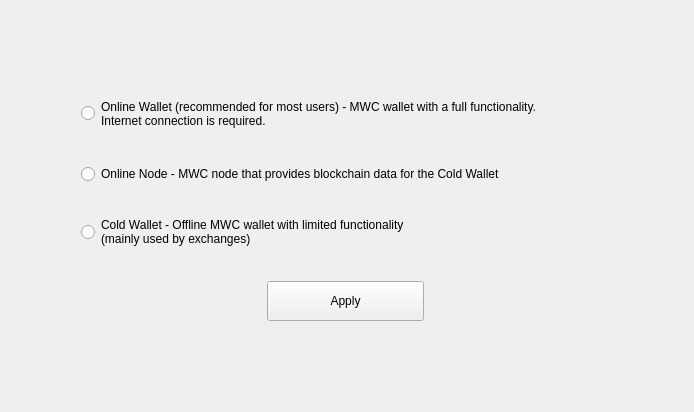
0xkobe/mwc-wallet, file windows/y_selectmode.ui: the form before one commit.
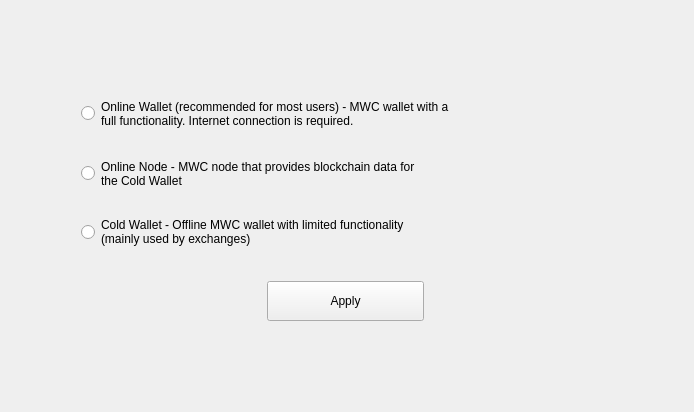
The form after the commit. Custom widgets are drawn as their Qt base class.

Diff of the .ui file:
```diff
--- a/windows/y_selectmode.ui
+++ b/windows/y_selectmode.ui
@@ -72,8 +72,8 @@
          <enum>Qt::StrongFocus</enum>
         </property>
         <property name="text">
-         <string>Online Wallet (recommended for most users) - MWC wallet with a full functionality.
-Internet connection is required.</string>
+         <string>Online Wallet (recommended for most users) - MWC wallet with a
+full functionality. Internet connection is required.</string>
         </property>
        </widget>
        <widget class="QRadioButton" name="radioColdWallet">
@@ -100,9 +100,9 @@
         <property name="geometry">
          <rect>
           <x>3</x>
-          <y>72</y>
+          <y>66</y>
           <width>526</width>
-          <height>20</height>
+          <height>31</height>
          </rect>
         </property>
         <property name="cursor">
@@ -112,7 +112,8 @@
          <enum>Qt::StrongFocus</enum>
         </property>
         <property name="text">
-         <string>Online Node - MWC node that provides blockchain data for the Cold Wallet</string>
+         <string>Online Node - MWC node that provides blockchain data for
+the Cold Wallet</string>
         </property>
        </widget>
        <widget class="control::MwcPushButtonNormal" name="applyButton">
```
